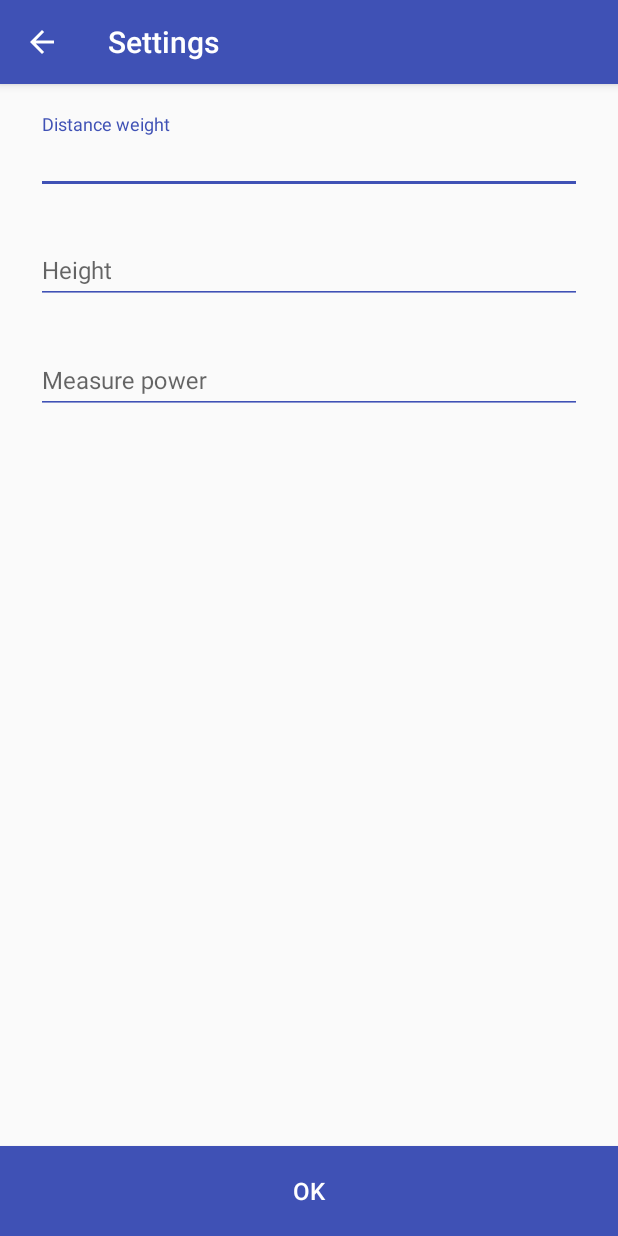
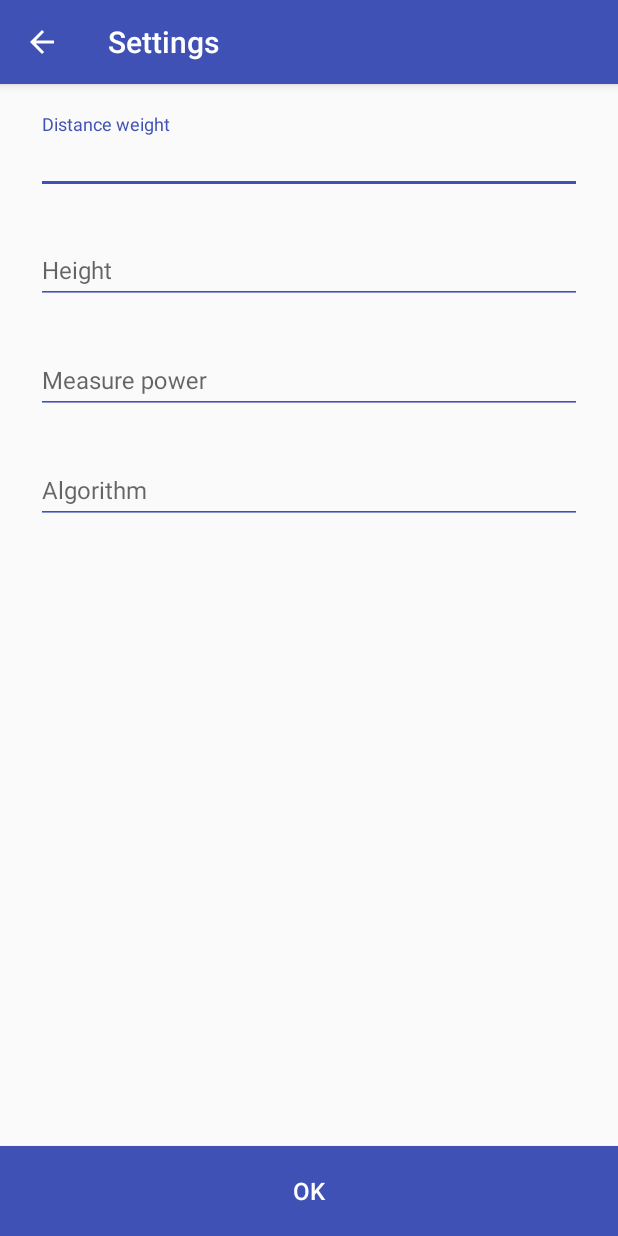
Before and after one commit to jie-meng/BeaconLocationDroid, an Android app: the SettingsActivity screen opened directly, with no data from a screen before it, on a phone screen of 412 x 824 dp. Run offline under Robolectric (Android 15) with nearby library versions, the phone set to English and light mode, and no system bars; our stand-ins replace ButterKnife; network calls fail; 4 statements that could not run were skipped.

Commit message:
Algorithm can select

```diff
--- a/app/src/main/java/com/jmengxy/beaconlocationdroid/views/MainActivity.java
+++ b/app/src/main/java/com/jmengxy/beaconlocationdroid/views/MainActivity.java
@@ -226,6 +226,7 @@ public class MainActivity extends AppCompatActivity {
         sb.append("measurePower: " + beaconsInfo.getMeasurePower() + "\n");
         sb.append("decayFactor: " + beaconsInfo.getDecayFactor() + "\n");
         sb.append("sensorType: " + beaconsInfo.getSensorType() + "\n");
+        sb.append("algorithm: " + beaconsInfo.getAlgorithm() + "\n");
         sb.append("beacons count: " + beaconsInfo.getBeaconLocations().size() + "\n");
         tvInfo.setText(sb.toString());
     }
@@ -279,7 +280,7 @@ public class MainActivity extends AppCompatActivity {
 
                         tvBeacons.setText(sb.toString());
 
-                        CalcResult result = AlgorithmManager.calc(bases, beaconsInfo.getDistanceWeight());
+                        CalcResult result = AlgorithmManager.calc(bases, beaconsInfo.getAlgorithm(), beaconsInfo.getDistanceWeight());
 
                         tvCoordinate.setText(result.getLocation() == null
                                 ? "Current location: NULL"
--- a/app/src/main/java/com/jmengxy/beaconlocationdroid/views/SettingsActivity.java
+++ b/app/src/main/java/com/jmengxy/beaconlocationdroid/views/SettingsActivity.java
@@ -46,6 +46,12 @@ public class SettingsActivity extends AppCompatActivity {
     @BindView(R.id.ed_measure_power)
     EditText edMeasurePower;
 
+    @BindView(R.id.til_algorithm)
+    TextInputLayout tilAlgorithm;
+
+    @BindView(R.id.ed_algorithm)
+    EditText edAlgorithm;
+
 
     @OnClick(R.id.ok)
     void clickOk() {
@@ -82,6 +88,14 @@ public class SettingsActivity extends AppCompatActivity {
             return false;
         }
 
+        try {
+            beaconsInfo.setAlgorithm(Integer.parseInt(edAlgorithm.getText().toString()));
+        } catch (NumberFormatException e) {
+            tilAlgorithm.setErrorEnabled(true);
+            tilAlgorithm.setError(getString(R.string.incorrect_format));
+            return false;
+        }
+
         return true;
     }
 
@@ -109,17 +123,13 @@ public class SettingsActivity extends AppCompatActivity {
         String stringExtra = getIntent().getStringExtra(MainActivity.ARG_BEACON_INFO);
         beaconsInfo = gson.fromJson(stringExtra, BeaconsInfo.class);
 
-        edDistanceWeight.setOnClickListener(v -> {
-            tilDistanceWeight.setErrorEnabled(false);
-        });
+        edDistanceWeight.setOnClickListener(v -> tilDistanceWeight.setErrorEnabled(false));
 
-        edHeight.setOnClickListener(v -> {
-            tilHeight.setErrorEnabled(false);
-        });
+        edHeight.setOnClickListener(v -> tilHeight.setErrorEnabled(false));
 
-        edMeasurePower.setOnClickListener(v -> {
-            tilMeasurePower.setErrorEnabled(false);
-        });
+        edMeasurePower.setOnClickListener(v -> tilMeasurePower.setErrorEnabled(false));
+
+        edAlgorithm.setOnClickListener(v -> tilAlgorithm.setErrorEnabled(false));
 
         edDistanceWeight.setText(Double.toString(beaconsInfo.getDistanceWeight()));
         edDistanceWeight.setSelection(edDistanceWeight.getText().length());
@@ -129,5 +139,8 @@ public class SettingsActivity extends AppCompatActivity {
 
         edMeasurePower.setText(Integer.toString(this.beaconsInfo.getMeasurePower()));
         edMeasurePower.setSelection(edMeasurePower.getText().length());
+
+        edAlgorithm.setText(Integer.toString(this.beaconsInfo.getAlgorithm()));
+        edAlgorithm.setSelection(edAlgorithm.getText().length());
     }
 }
--- a/app/src/main/res/layout/activity_settings.xml
+++ b/app/src/main/res/layout/activity_settings.xml
@@ -79,6 +79,27 @@
                     android:textColor="@color/black"
                     android:textSize="16dp" />
             </android.support.design.widget.TextInputLayout>
+
+            <android.support.design.widget.TextInputLayout
+                android:id="@+id/til_algorithm"
+                android:layout_width="match_parent"
+                android:layout_height="wrap_content"
+                android:layout_marginTop="20dp"
+                android:hint="@string/algorithm"
+                android:theme="@style/AppThemeBase.TextInputLayout.Light"
+                app:errorTextAppearance="@style/AppThemeBase.TextInputLayout.ErrorMessage">
+
+                <android.support.design.widget.TextInputEditText
+                    android:id="@+id/ed_algorithm"
+                    android:layout_width="match_parent"
+                    android:layout_height="wrap_content"
+                    android:imeOptions="actionNext"
+                    android:inputType="textVisiblePassword|number"
+                    android:maxLength="10"
+                    android:maxLines="1"
+                    android:textColor="@color/black"
+                    android:textSize="16dp" />
+            </android.support.design.widget.TextInputLayout>
         </LinearLayout>
     </ScrollView>
 
--- a/app/src/main/res/values/strings.xml
+++ b/app/src/main/res/values/strings.xml
@@ -9,4 +9,5 @@
     <string name="incorrect_format">Incorrect format</string>
     <string name="height">Height</string>
     <string name="settings_cap">Settings</string>
+    <string name="algorithm">Algorithm</string>
 </resources>
```
Also changed, not shown: app/src/main/java/com/jmengxy/beaconlocationdroid/managers/AlgorithmManager.java (+4 -4 lines), app/src/main/java/com/jmengxy/beaconlocationdroid/models/BeaconsInfo.java (+10 -0 lines), app/src/main/java/com/jmengxy/beaconlocationdroid/views/RadarActivity.java (+6 -5 lines), 1 other file.
